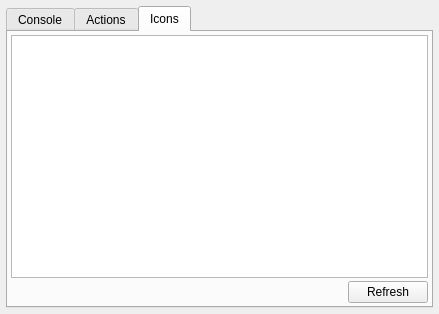
KittyIM/Client, file src/widgets/windows/DebugWindow.ui: the form before one commit.
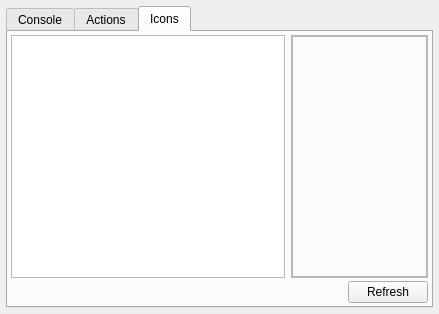
The form after the commit. The open tabs and pages were chosen to show the change. Icons and pictures are not drawn.

Commit message: Fixed a bug in DebugWindow. Added icon preview in DebugWindow. Added IPlugin id. Updated SDK.

The edit to the form file:
```diff
--- a/src/widgets/windows/DebugWindow.ui
+++ b/src/widgets/windows/DebugWindow.ui
@@ -130,8 +130,11 @@
        </property>
        <item row="0" column="0">
         <widget class="QTreeWidget" name="iconsWidget">
-         <property name="indentation">
-          <number>10</number>
+         <property name="sizePolicy">
+          <sizepolicy hsizetype="Expanding" vsizetype="Expanding">
+           <horstretch>2</horstretch>
+           <verstretch>0</verstretch>
+          </sizepolicy>
          </property>
          <attribute name="headerVisible">
           <bool>false</bool>
@@ -143,7 +146,7 @@
          </column>
         </widget>
        </item>
-       <item row="1" column="0">
+       <item row="1" column="0" colspan="2">
         <layout class="QHBoxLayout">
          <item>
           <spacer name="horizontalSpacer_2">
@@ -167,6 +170,43 @@
          </item>
         </layout>
        </item>
+       <item row="0" column="1">
+        <widget class="QFrame" name="iconPreviewFrame">
+         <property name="sizePolicy">
+          <sizepolicy hsizetype="Preferred" vsizetype="Preferred">
+           <horstretch>1</horstretch>
+           <verstretch>0</verstretch>
+          </sizepolicy>
+         </property>
+         <property name="frameShape">
+          <enum>QFrame::StyledPanel</enum>
+         </property>
+         <property name="frameShadow">
+          <enum>QFrame::Raised</enum>
+         </property>
+         <layout class="QGridLayout" name="gridLayout">
+          <property name="margin">
+           <number>0</number>
+          </property>
+          <item row="0" column="0">
+           <widget class="QLabel" name="iconPreviewLabel">
+            <property name="frameShape">
+             <enum>QFrame::StyledPanel</enum>
+            </property>
+            <property name="frameShadow">
+             <enum>QFrame::Plain</enum>
+            </property>
+            <property name="text">
+             <string/>
+            </property>
+            <property name="alignment">
+             <set>Qt::AlignCenter</set>
+            </property>
+           </widget>
+          </item>
+         </layout>
+        </widget>
+       </item>
       </layout>
      </widget>
     </widget>
```
Left out of the diff: 3 changed lines with no effect on the pictures. The commit also changes 12 other files.
